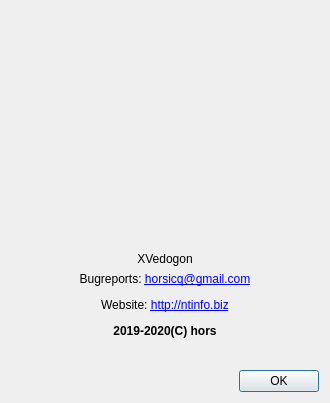
This is gui_source/dialogabout.ui in horsicq/XMachOViewer as Qt 5 draws it before an edit. The edited form follows.
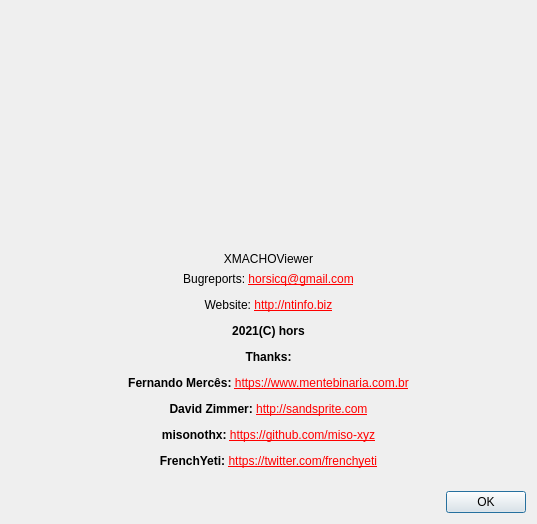
This is the edited form.

The edit to the form file:
```diff
--- a/gui_source/dialogabout.ui
+++ b/gui_source/dialogabout.ui
@@ -9,8 +9,8 @@
    <rect>
     <x>0</x>
     <y>0</y>
-    <width>326</width>
-    <height>403</height>
+    <width>537</width>
+    <height>524</height>
    </rect>
   </property>
   <property name="windowTitle">
@@ -39,7 +39,7 @@
    <item>
     <widget class="QLabel" name="labelVersion">
      <property name="text">
-      <string>XVedogon</string>
+      <string>XMACHOViewer</string>
      </property>
      <property name="alignment">
       <set>Qt::AlignCenter</set>
@@ -49,7 +49,7 @@
    <item>
     <widget class="QLabel" name="labelInfo">
      <property name="text">
-      <string>&lt;html&gt;&lt;head/&gt;&lt;body&gt;&lt;p align=&quot;center&quot;&gt;Bugreports: &lt;a href=&quot;mailto:horsicq@gmail.com&quot;&gt;&lt;span style=&quot; text-decoration: underline; color:#0000ff;&quot;&gt;horsicq@gmail.com&lt;/span&gt;&lt;/a&gt;&lt;/p&gt;&lt;p align=&quot;center&quot;&gt;Website: &lt;a href=&quot;http://ntinfo.biz&quot;&gt;&lt;span style=&quot; text-decoration: underline; color:#0000ff;&quot;&gt;http://ntinfo.biz&lt;/span&gt;&lt;/a&gt;&lt;/p&gt;&lt;p align=&quot;center&quot;&gt;&lt;span style=&quot; font-weight:600;&quot;&gt;2019-2020(C) hors&lt;/span&gt;&lt;/p&gt;&lt;/body&gt;&lt;/html&gt;</string>
+      <string>&lt;html&gt;&lt;head/&gt;&lt;body&gt;&lt;p align=&quot;center&quot;&gt;Bugreports: &lt;a href=&quot;mailto:horsicq@gmail.com&quot;&gt;&lt;span style=&quot; text-decoration: underline; color:#ff0000;&quot;&gt;horsicq@gmail.com&lt;/span&gt;&lt;/a&gt;&lt;/p&gt;&lt;p align=&quot;center&quot;&gt;Website: &lt;a href=&quot;http://ntinfo.biz&quot;&gt;&lt;span style=&quot; text-decoration: underline; color:#ff0000;&quot;&gt;http://ntinfo.biz&lt;/span&gt;&lt;/a&gt;&lt;/p&gt;&lt;p align=&quot;center&quot;&gt;&lt;span style=&quot; font-weight:600;&quot;&gt;2021(C) hors&lt;/span&gt;&lt;/p&gt;&lt;p align=&quot;center&quot;&gt;&lt;span style=&quot; font-weight:600;&quot;&gt;Thanks:&lt;/span&gt;&lt;/p&gt;&lt;p align=&quot;center&quot;&gt;&lt;span style=&quot; font-weight:600;&quot;&gt;Fernando Mercês: &lt;/span&gt;&lt;a href=&quot;https://www.mentebinaria.com.br/&quot;&gt;&lt;span style=&quot; text-decoration: underline; color:#ff0000;&quot;&gt;https://www.mentebinaria.com.br&lt;/span&gt;&lt;/a&gt;&lt;/p&gt;&lt;p align=&quot;center&quot;&gt;&lt;span style=&quot; font-weight:600;&quot;&gt;David Zimmer: &lt;/span&gt;&lt;a href=&quot;http://sandsprite.com/&quot;&gt;&lt;span style=&quot; text-decoration: underline; color:#ff0000;&quot;&gt;http://sandsprite.com&lt;/span&gt;&lt;/a&gt;&lt;/p&gt;&lt;p align=&quot;center&quot;&gt;&lt;span style=&quot; font-weight:600;&quot;&gt;misonothx: &lt;/span&gt;&lt;a href=&quot;https://github.com/miso-xyz&quot;&gt;&lt;span style=&quot; text-decoration: underline; color:#ff0000;&quot;&gt;https://github.com/miso-xyz&lt;/span&gt;&lt;/a&gt;&lt;/p&gt;&lt;p align=&quot;center&quot;&gt;&lt;span style=&quot; font-weight:600;&quot;&gt;FrenchYeti: &lt;/span&gt;&lt;a href=&quot;https://twitter.com/frenchyeti&quot;&gt;&lt;span style=&quot; text-decoration: underline; color:#ff0000;&quot;&gt;https://twitter.com/frenchyeti&lt;/span&gt;&lt;/a&gt;&lt;/p&gt;&lt;/body&gt;&lt;/html&gt;</string>
      </property>
      <property name="textFormat">
       <enum>Qt::AutoText</enum>
```
